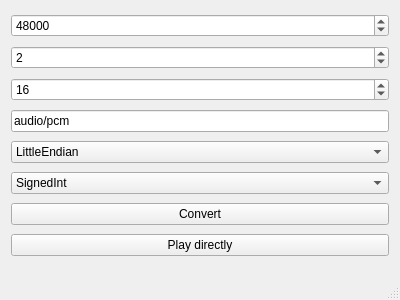
Qt form tools/opusdecoder/MainWindow.ui (alphaonex86/CatchChallenger) before a commit.
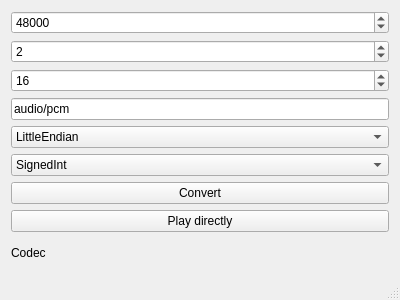
The same form after that commit.

What changed in the file:
```diff
--- a/tools/opusdecoder/MainWindow.ui
+++ b/tools/opusdecoder/MainWindow.ui
@@ -104,6 +104,13 @@
       </property>
      </widget>
     </item>
+    <item>
+     <widget class="QLabel" name="codeclist">
+      <property name="text">
+       <string>Codec</string>
+      </property>
+     </widget>
+    </item>
    </layout>
   </widget>
   <widget class="QStatusBar" name="statusBar"/>
```
